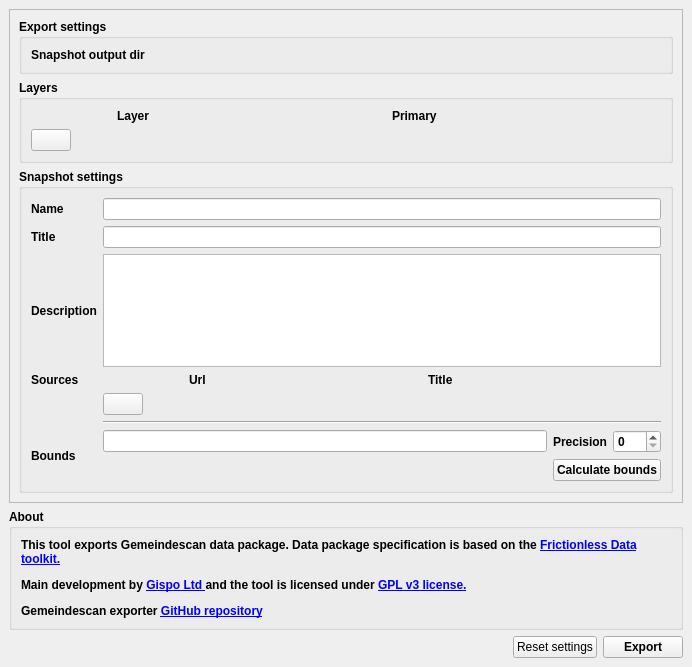
Old version of the form GemeindescanExporter/resources/ui/main_dialog_dock.ui in the repository cividi/spatial-data-package-export.
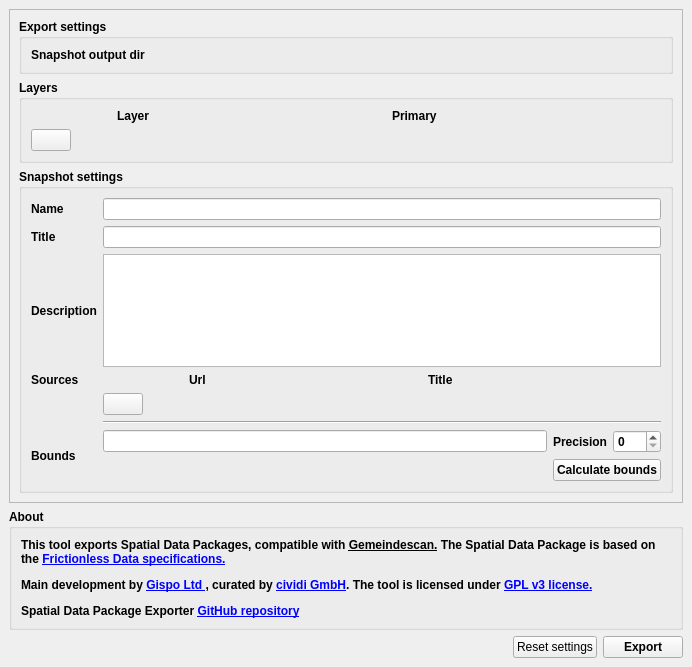
New version of the form. Custom widgets are drawn as their Qt base class.

Commit message: renames to Spatial Data Exporter, adapts about text.

Diff of the .ui file:
```diff
--- a/GemeindescanExporter/resources/ui/main_dialog_dock.ui
+++ b/GemeindescanExporter/resources/ui/main_dialog_dock.ui
@@ -359,15 +359,18 @@
        <item>
         <widget class="QLabel" name="metadataLabel">
          <property name="text">
-          <string>&lt;html&gt;&lt;head/&gt;&lt;body&gt;&lt;p&gt;This tool exports Gemeindescan data package. Data
-           package specification is based on the &lt;a href=&quot;https://frictionlessdata.io/&quot;&gt;&lt;span style=&quot;
-           text-decoration: underline; color:#0000ff;&quot;&gt;Frictionless Data toolkit.&lt;/span&gt;&lt;/a&gt;&lt;/p&gt;&lt;p&gt;Main
+          <string>&lt;html&gt;&lt;head/&gt;&lt;body&gt;&lt;p&gt;This tool exports Spatial Data Packages, compatible with &lt;a href=&quot;
+           https://bitbucket.org/cividi/gemeindescan-webui&quot;&gt;&lt;span style=&quot;text-decoration: underline;&quot;&gt;
+           Gemeindescan.&lt;/span&gt;&lt;/a&gt;
+           The Spatial Data Package is based on the &lt;a href=&quot;https://frictionlessdata.io/&quot;&gt;&lt;span style=&quot;
+           text-decoration: underline;&quot;&gt;Frictionless Data specifications.&lt;/span&gt;&lt;/a&gt;&lt;/p&gt;&lt;p&gt;Main
            development by &lt;a href=&quot;https://www.gispo.fi/en/home/&quot;&gt;&lt;span style=&quot; text-decoration:
-           underline; color:#0000ff;&quot;&gt;Gispo Ltd &lt;/span&gt;&lt;/a&gt;and the tool is licensed under &lt;a
-           href=&quot;https://www.gnu.org/licenses/gpl-3.0.en.html&quot;&gt;&lt;span style=&quot; text-decoration:
-           underline; color:#0000ff;&quot;&gt;GPL v3 license.&lt;/span&gt;&lt;/a&gt;&lt;/p&gt;&lt;p&gt;Gemeindescan
-           exporter &lt;a href=&quot;https://github.com/GispoCoding/gemeindescan-exporter&quot;&gt;&lt;span style=&quot;
-           text-decoration: underline; color:#0000ff;&quot;&gt;GitHub repository&lt;/span&gt;&lt;/a&gt;&lt;/p&gt;&lt;/body&gt;&lt;/html&gt;
+           underline;&quot;&gt;Gispo Ltd &lt;/span&gt;&lt;/a&gt;, curated by &lt;a href=&quot;https://www.cividi.ch&quot;
+           &gt;&lt;span style=&quot; text-decoration:underline;&quot;&gt;cividi GmbH&lt;/span&gt;&lt;/a&gt;. The tool is licensed
+           under &lt;a href=&quot;https://www.gnu.org/licenses/gpl-3.0.en.html&quot;&gt;&lt;span style=&quot; text-decoration:
+           underline;&quot;&gt;GPL v3 license.&lt;/span&gt;&lt;/a&gt;&lt;/p&gt;&lt;p&gt;Spatial Data Package
+           Exporter &lt;a href=&quot;https://github.com/GispoCoding/gemeindescan-exporter&quot;&gt;&lt;span style=&quot;
+           text-decoration: underline;&quot;&gt;GitHub repository&lt;/span&gt;&lt;/a&gt;&lt;/p&gt;&lt;/body&gt;&lt;/html&gt;
           </string>
          </property>
          <property name="wordWrap">
```
The commit also changes 1 other file.
